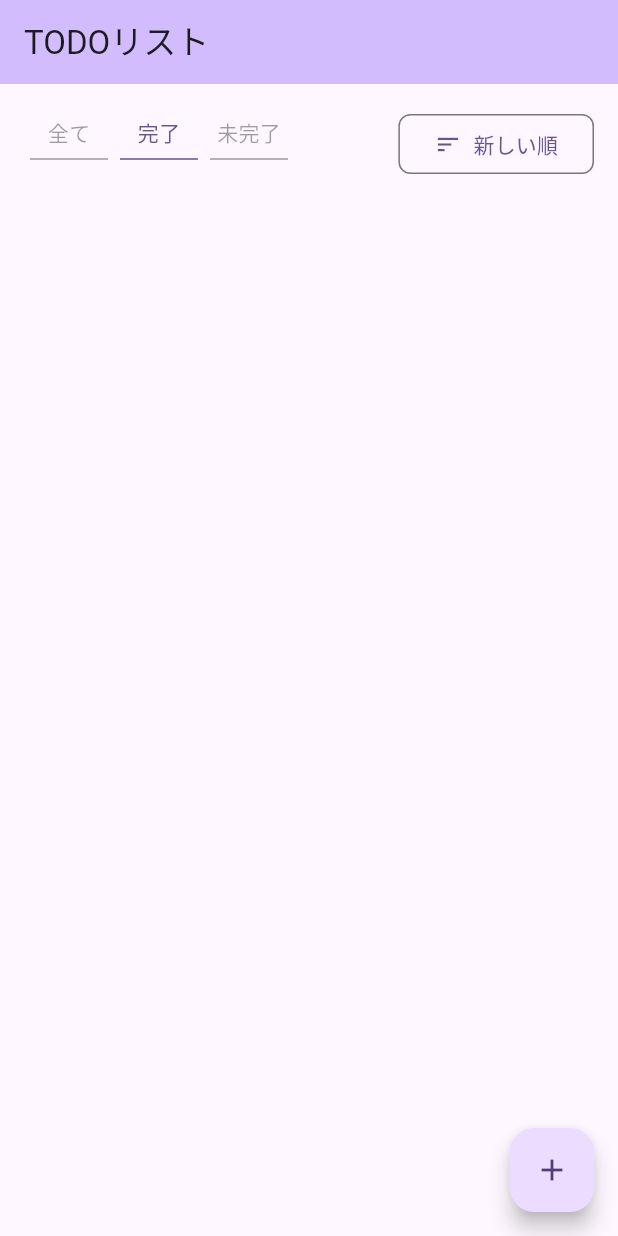
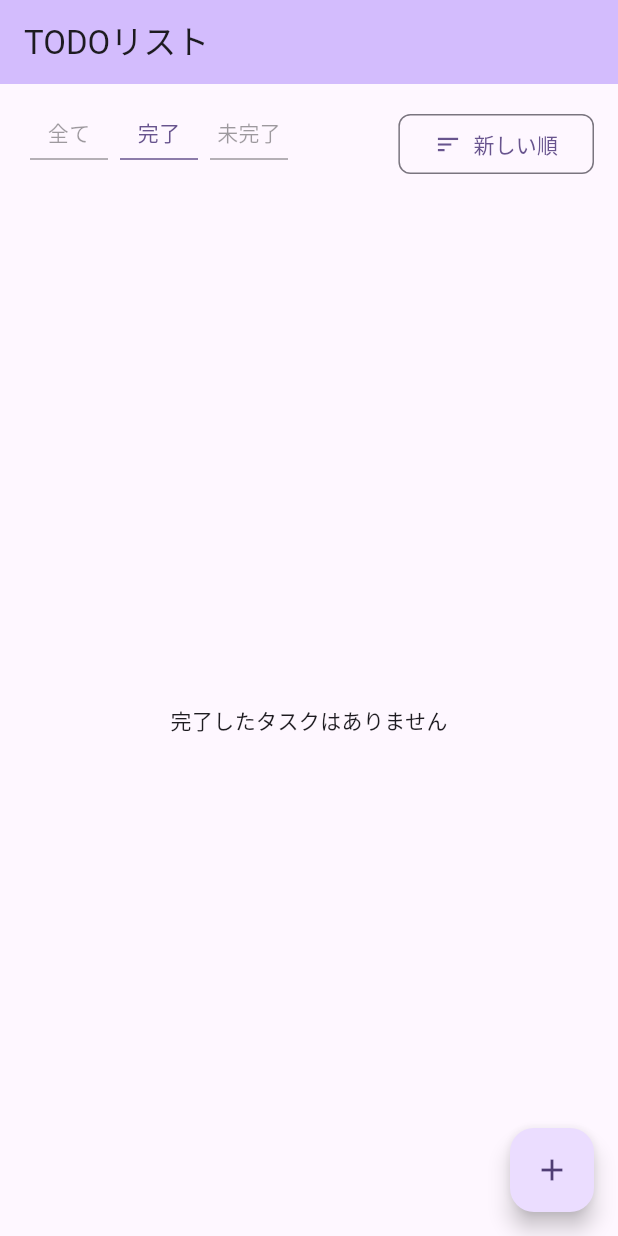
Before and after one commit to TetsuFe/flutter_todo_sample, a Flutter app: the screen it shows after launch, swiped to page 2, on a phone screen of 412 x 824 dp. Run offline on Flutter 3.47's test engine with Material 3 defaults, Android fonts, the phone set to English and light mode, and no system bars; our stand-ins replace flutter_hooks, freezed_annotation, hooks_riverpod, riverpod_annotation; generated files the repository leaves out were written again.

Commit message:
feat: タスクリストのempty表示を追加

```diff
--- a/lib/views/task/components/task_list.dart
+++ b/lib/views/task/components/task_list.dart
@@ -122,6 +122,18 @@ class _TaskListTabPage extends ConsumerWidget {
     final hasNextPage = taskProvider.hasNextPage;
     final notifier = ref.watch(taskListProvider.notifier);
 
+    if (filteredTask.isEmpty) {
+      switch (filterOption) {
+        case model.TaskFilterOption.all:
+          return const Center(
+            child: Text('タスクが一つも作成されていません…\n＋ボタンからタスクを作成してみましょう！'),
+          );
+        case model.TaskFilterOption.completed:
+          return const Center(child: Text('完了したタスクはありません'));
+        case model.TaskFilterOption.uncompleted:
+          return const Center(child: Text('未完了のタスクはありません'));
+      }
+    }
     return ListView.builder(
       key: PageStorageKey('task-list-$filterOption'),
       itemBuilder: (context, index) {
```
